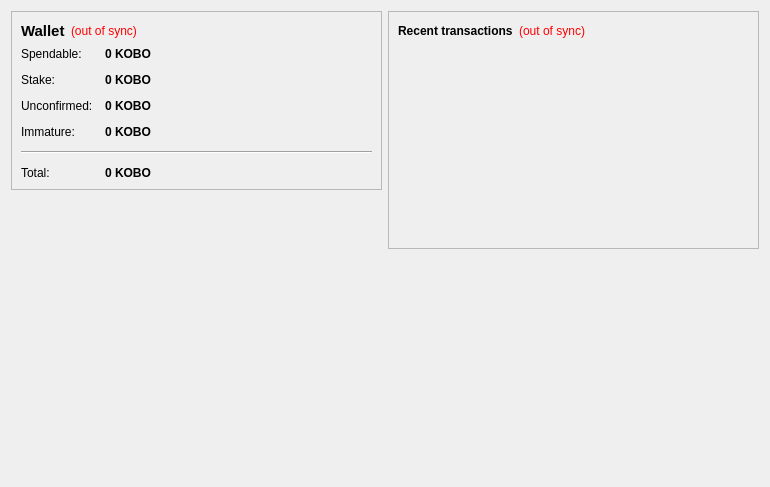
Before: the Qt Designer form src/qt/forms/overviewpage.ui in kobocoin/Kobocoin, drawn with Qt 5.
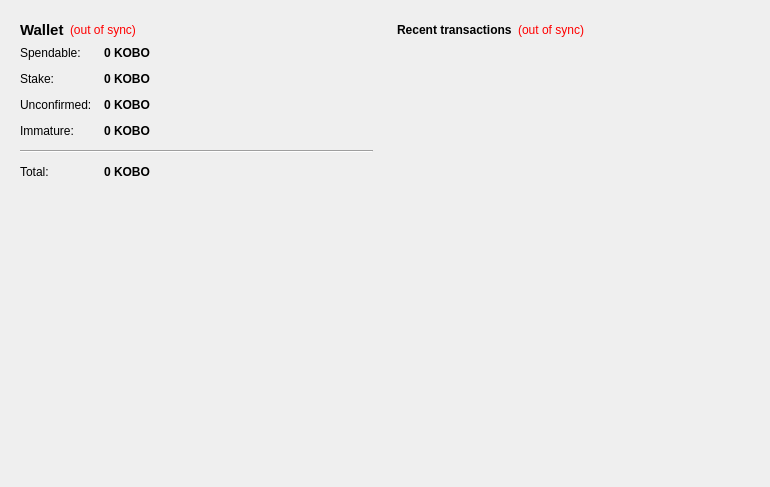
After: the same form once the commit is applied. Icons and pictures are not drawn.

The edit to the form file:
```diff
--- a/src/qt/forms/overviewpage.ui
+++ b/src/qt/forms/overviewpage.ui
@@ -19,7 +19,7 @@
      <item>
       <widget class="QFrame" name="frame">
        <property name="frameShape">
-        <enum>QFrame::StyledPanel</enum>
+        <enum>QFrame::NoFrame</enum>
        </property>
        <property name="frameShadow">
         <enum>QFrame::Raised</enum>
@@ -250,7 +250,7 @@
        </property>
       </spacer>
      </item>
-     <item>
+     <item alignment="Qt::AlignHCenter">
       <widget class="QLabel" name="label_2">
        <property name="autoFillBackground">
         <bool>true</bool>
@@ -276,7 +276,7 @@
      <item>
       <widget class="QFrame" name="frame_2">
        <property name="frameShape">
-        <enum>QFrame::StyledPanel</enum>
+        <enum>QFrame::NoFrame</enum>
        </property>
        <property name="frameShadow">
         <enum>QFrame::Raised</enum>
```
Left out of the diff: 30 changed lines with no effect on the pictures.
